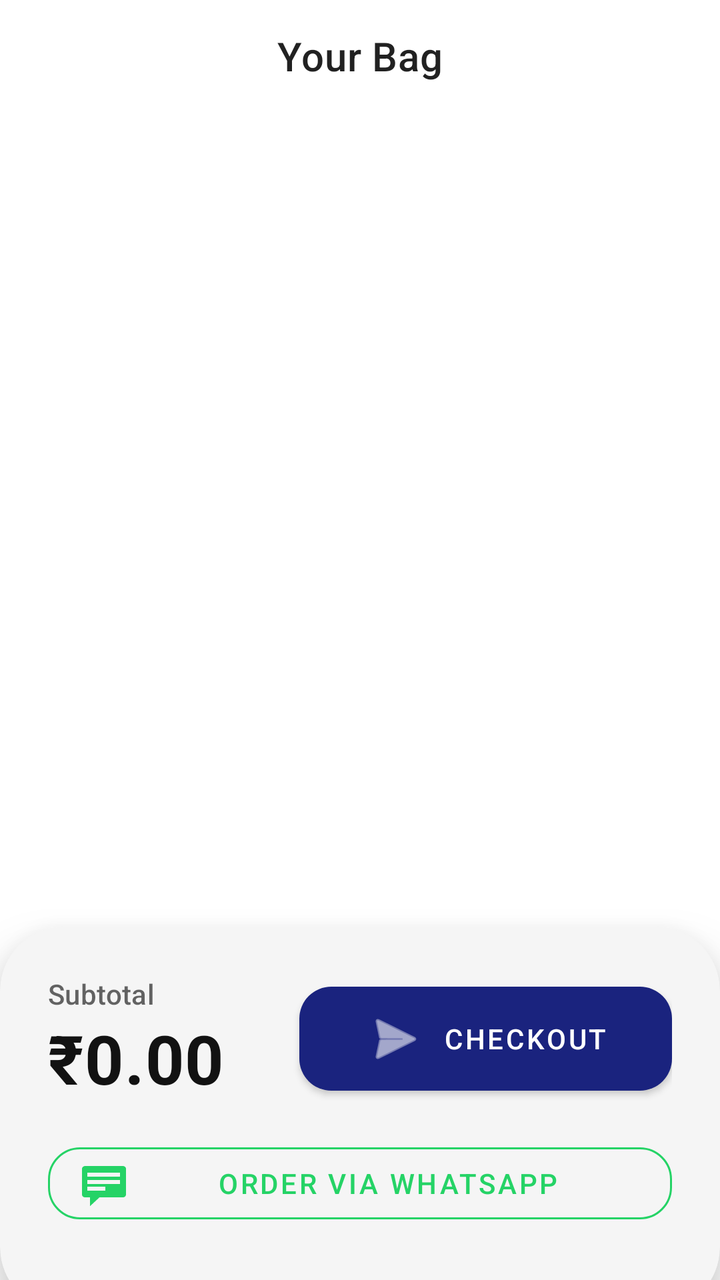
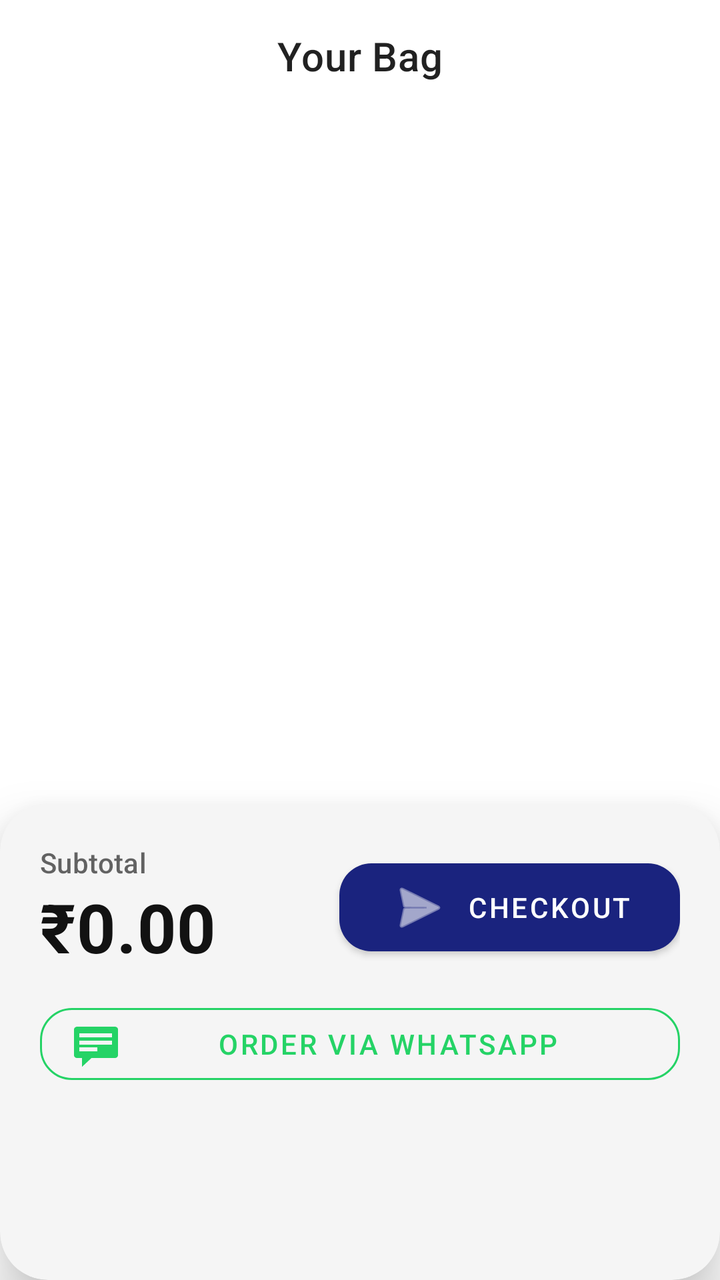

An Android layout rendered at two revisions. The XML below is the earlier revision; the diff shows what the commit changed to produce the second picture.
<!-- AndroidManifest.xml: application theme Theme.NewSamadhanShoeMart.Splash -->
<!-- res/layout/fragment_cart.xml -->
<?xml version="1.0" encoding="utf-8"?>
<androidx.coordinatorlayout.widget.CoordinatorLayout xmlns:android="http://schemas.android.com/apk/res/android"
    xmlns:app="http://schemas.android.com/apk/res-auto"
    xmlns:tools="http://schemas.android.com/tools"
    android:layout_width="match_parent"
    android:layout_height="match_parent"
    android:background="?attr/android:windowBackground"
    tools:context=".ui.cart.CartFragment">

    <com.google.android.material.appbar.AppBarLayout
        android:layout_width="match_parent"
        android:layout_height="wrap_content"
        android:background="@android:color/transparent"
        app:elevation="0dp">

        <com.google.android.material.appbar.MaterialToolbar
            android:id="@+id/toolbar"
            android:layout_width="match_parent"
            android:layout_height="?attr/actionBarSize"
            app:title="Your Bag"
            app:titleCentered="true"
            app:titleTextAppearance="@style/TextAppearance.MaterialComponents.Headline6" />

    </com.google.android.material.appbar.AppBarLayout>

    <androidx.recyclerview.widget.RecyclerView
        android:id="@+id/cart_recycler"
        android:layout_width="match_parent"
        android:layout_height="match_parent"
        android:clipToPadding="false"
        android:paddingTop="8dp"
        android:paddingBottom="200dp"
        app:layout_behavior="@string/appbar_scrolling_view_behavior"
        tools:listitem="@layout/item_cart" />

    <LinearLayout
        android:id="@+id/empty_cart_container"
        android:layout_width="wrap_content"
        android:layout_height="wrap_content"
        android:layout_gravity="center"
        android:gravity="center"
        android:orientation="vertical"
        android:visibility="gone">

        <com.google.android.material.imageview.ShapeableImageView
            android:layout_width="160dp"
            android:layout_height="160dp"
            android:alpha="0.2"
            android:src="@drawable/ic_collections_24"
            app:tint="?attr/colorOnSurface" />

        <TextView
            android:layout_width="wrap_content"
            android:layout_height="wrap_content"
            android:layout_marginTop="24dp"
            android:text="Your bag is empty"
            android:textAppearance="@style/TextAppearance.MaterialComponents.Headline5"
            android:textColor="?attr/colorOnSurface"
            android:alpha="0.6" />

        <com.google.android.material.button.MaterialButton
            android:id="@+id/btn_shop_now"
            style="@style/Widget.MaterialComponents.Button"
            android:layout_width="wrap_content"
            android:layout_height="wrap_content"
            android:layout_marginTop="16dp"
            android:text="Discover Products" />
    </LinearLayout>

    <com.google.android.material.card.MaterialCardView
        android:id="@+id/checkout_container"
        android:layout_width="match_parent"
        android:layout_height="wrap_content"
        android:layout_gravity="bottom"
        app:cardCornerRadius="32dp"
        app:cardElevation="16dp"
        android:layout_marginBottom="-16dp"
        app:contentPaddingBottom="16dp">

        <LinearLayout
            android:layout_width="match_parent"
            android:layout_height="wrap_content"
            android:orientation="vertical"
            android:padding="24dp">

            <LinearLayout
                android:layout_width="match_parent"
                android:layout_height="wrap_content"
                android:gravity="center_vertical"
                android:orientation="horizontal">

                <LinearLayout
                    android:layout_width="0dp"
                    android:layout_height="wrap_content"
                    android:layout_weight="1"
                    android:orientation="vertical">

                    <TextView
                        android:layout_width="wrap_content"
                        android:layout_height="wrap_content"
                        android:text="Subtotal"
                        android:textAppearance="@style/TextAppearance.MaterialComponents.Subtitle2"
                        android:textColor="?android:attr/textColorSecondary" />

                    <TextView
                        android:id="@+id/cart_total_price"
                        android:layout_width="wrap_content"
                        android:layout_height="wrap_content"
                        android:text="₹0.00"
                        android:textAppearance="@style/TextAppearance.MaterialComponents.Headline4"
                        android:textColor="?attr/colorOnSurface"
                        android:textStyle="bold" />
                </LinearLayout>

                <com.google.android.material.button.MaterialButton
                    android:id="@+id/btn_checkout"
                    android:layout_width="wrap_content"
                    android:layout_height="64dp"
                    android:paddingStart="32dp"
                    android:paddingEnd="32dp"
                    android:text="Checkout"
                    app:cornerRadius="16dp"
                    app:icon="@android:drawable/ic_menu_send" />
            </LinearLayout>

            <com.google.android.material.button.MaterialButton
                android:id="@+id/btn_whatsapp_cart"
                style="@style/Widget.MaterialComponents.Button.OutlinedButton"
                android:layout_width="match_parent"
                android:layout_height="wrap_content"
                android:layout_marginTop="16dp"
                android:text="Order via WhatsApp"
                app:icon="@android:drawable/stat_notify_chat"
                app:strokeColor="@color/whatsapp_green"
                android:textColor="@color/whatsapp_green"
                app:iconTint="@color/whatsapp_green"
                app:cornerRadius="16dp" />

        </LinearLayout>
    </com.google.android.material.card.MaterialCardView>

</androidx.coordinatorlayout.widget.CoordinatorLayout>
<!-- res/layout/item_cart.xml (included above) -->
<?xml version="1.0" encoding="utf-8"?>
<com.google.android.material.card.MaterialCardView xmlns:android="http://schemas.android.com/apk/res/android"
    xmlns:app="http://schemas.android.com/apk/res-auto"
    xmlns:tools="http://schemas.android.com/tools"
    android:layout_width="match_parent"
    android:layout_height="wrap_content"
    android:layout_marginHorizontal="12dp"
    android:layout_marginVertical="6dp"
    app:cardCornerRadius="12dp"
    app:cardElevation="2dp"
    app:strokeColor="#EEEEEE"
    app:strokeWidth="1dp">

    <LinearLayout
        android:layout_width="match_parent"
        android:layout_height="wrap_content"
        android:orientation="horizontal"
        android:padding="12dp">

        <com.google.android.material.card.MaterialCardView
            android:layout_width="100dp"
            android:layout_height="100dp"
            app:cardBackgroundColor="#F8F8F8"
            app:cardCornerRadius="8dp"
            app:cardElevation="0dp">

            <ImageView
                android:id="@+id/cart_item_image"
                android:layout_width="match_parent"
                android:layout_height="match_parent"
                android:padding="8dp"
                android:scaleType="fitCenter"
                android:src="@drawable/ic_launcher_background" />
        </com.google.android.material.card.MaterialCardView>

        <LinearLayout
            android:layout_width="0dp"
            android:layout_height="match_parent"
            android:layout_marginStart="12dp"
            android:layout_weight="1"
            android:orientation="vertical">

            <TextView
                android:id="@+id/cart_item_name"
                android:layout_width="match_parent"
                android:layout_height="wrap_content"
                android:ellipsize="end"
                android:maxLines="2"
                android:text="Product Name"
                android:textAppearance="@style/TextAppearance.MaterialComponents.Body1"
                android:textColor="@color/black"
                android:textStyle="bold" />

            <TextView
                android:id="@+id/cart_item_size"
                android:layout_width="match_parent"
                android:layout_height="wrap_content"
                android:layout_marginTop="2dp"
                android:text="Size: 8"
                android:textAppearance="@style/TextAppearance.MaterialComponents.Caption"
                android:textColor="#757575" />

            <View
                android:layout_width="match_parent"
                android:layout_height="0dp"
                android:layout_weight="1" />

            <LinearLayout
                android:layout_width="match_parent"
                android:layout_height="wrap_content"
                android:gravity="center_vertical"
                android:orientation="horizontal">

                <TextView
                    android:id="@+id/cart_item_price"
                    android:layout_width="0dp"
                    android:layout_height="wrap_content"
                    android:layout_weight="1"
                    android:text="₹1,499"
                    android:textAppearance="@style/TextAppearance.MaterialComponents.Subtitle1"
                    android:textColor="?attr/colorPrimary"
                    android:textStyle="bold" />

                <LinearLayout
                    android:layout_width="wrap_content"
                    android:layout_height="wrap_content"
                    android:background="@drawable/bg_white_circle"
                    android:backgroundTint="#F0F0F0"
                    android:gravity="center_vertical"
                    android:orientation="horizontal"
                    android:padding="2dp">

                    <ImageButton
                        android:id="@+id/btn_minus"
                        android:layout_width="28dp"
                        android:layout_height="28dp"
                        android:background="?attr/selectableItemBackgroundBorderless"
                        android:padding="6dp"
                        android:scaleType="fitCenter"
                        android:src="@drawable/ic_remove_24"
                        app:tint="@color/black" />

                    <TextView
                        android:id="@+id/cart_item_quantity"
                        android:layout_width="wrap_content"
                        android:layout_height="wrap_content"
                        android:layout_marginHorizontal="8dp"
                        android:minWidth="20dp"
                        android:text="1"
                        android:textAlignment="center"
                        android:textAppearance="@style/TextAppearance.MaterialComponents.Body2"
                        android:textColor="@color/black"
                        android:textStyle="bold" />

                    <ImageButton
                        android:id="@+id/btn_plus"
                        android:layout_width="28dp"
                        android:layout_height="28dp"
                        android:background="?attr/selectableItemBackgroundBorderless"
                        android:padding="6dp"
                        android:scaleType="fitCenter"
                        android:src="@drawable/ic_add_24"
                        app:tint="@color/black" />

                </LinearLayout>
            </LinearLayout>
        </LinearLayout>

        <ImageButton
            android:id="@+id/btn_remove"
            android:layout_width="32dp"
            android:layout_height="32dp"
            android:layout_gravity="top"
            android:background="?attr/selectableItemBackgroundBorderless"
            android:padding="6dp"
            android:scaleType="fitCenter"
            android:src="@drawable/ic_delete_24"
            app:tint="#D32F2F" />

    </LinearLayout>
</com.google.android.material.card.MaterialCardView>
<!-- resources referenced by this layout -->
<resources>
  <color name="black">#000000</color>
  <color name="whatsapp_green">#25D366</color>
  <!-- drawable bg_white_circle (drawable) -->
  <?xml version="1.0" encoding="utf-8"?>
  <shape xmlns:android="http://schemas.android.com/apk/res/android"
      android:shape="oval">
      <solid android:color="@android:color/white" />
  </shape>
  <!-- drawable ic_add_24 (drawable) -->
  <vector xmlns:android="http://schemas.android.com/apk/res/android"
      android:width="24dp"
      android:height="24dp"
      android:viewportWidth="24"
      android:viewportHeight="24"
      android:tint="?attr/colorControlNormal">
    <path
        android:fillColor="@android:color/white"
        android:pathData="M19,13h-6v6h-2v-6H5v-2h6V5h2v6h6v2z"/>
  </vector>
  <!-- drawable ic_collections_24 (drawable) -->
  <vector xmlns:android="http://schemas.android.com/apk/res/android"
      android:width="24dp"
      android:height="24dp"
      android:viewportWidth="24"
      android:viewportHeight="24"
      android:tint="?attr/colorControlNormal">
    <path
        android:fillColor="@android:color/white"
        android:pathData="M22,16V4c0,-1.1 -0.9,-2 -2,-2H8c-1.1,0 -2,0.9 -2,2v12c0,1.1 0.9,2 2,2h12c1.1,0 2,-0.9 2,-2zM11,12l2.03,2.71L16,11l4,5H8l3,-4zM2,6v14c0,1.1 0.9,2 2,2h14v-2H4V6H2z"/>
  </vector>
  <!-- drawable ic_delete_24 (drawable) -->
  <vector xmlns:android="http://schemas.android.com/apk/res/android"
      android:width="24dp"
      android:height="24dp"
      android:viewportWidth="24"
      android:viewportHeight="24"
      android:tint="?attr/colorControlNormal">
    <path
        android:fillColor="@android:color/white"
        android:pathData="M16,9v10H8V9H16M14.5,3h-5l-1,1H5v2h14V4h-3.5l-1,-1M18,7H6v12c0,1.1 0.9,2 2,2h8c1.1,0 2,-0.9 2,-2V7z"/>
  </vector>
  <!-- drawable ic_remove_24 (drawable) -->
  <vector xmlns:android="http://schemas.android.com/apk/res/android"
      android:width="24dp"
      android:height="24dp"
      android:viewportWidth="24"
      android:viewportHeight="24"
      android:tint="?attr/colorControlNormal">
    <path
        android:fillColor="@android:color/white"
        android:pathData="M19,13H5v-2h14v2z"/>
  </vector>
  <style name="Theme.NewSamadhanShoeMart.Splash" parent="Theme.NewSamadhanShoeMart.NoActionBar">
          <item name="android:windowBackground">@color/background</item>
          <item name="android:windowFullscreen">true</item>
          <item name="android:windowContentTransitions">true</item>
          
          <item name="android:windowSplashScreenAnimatedIcon" tools:targetApi="s">@android:color/transparent</item>
          <item name="android:windowSplashScreenBackground" tools:targetApi="s">@color/background</item>
      </style>
  <style name="Theme.NewSamadhanShoeMart.NoActionBar" parent="Theme.NewSamadhanShoeMart">
          <item name="windowActionBar">false</item>
          <item name="windowNoTitle">true</item>
      </style>
  <color name="background">#FFFFFF</color>
  <color name="primary">#1A237E</color>
  <color name="primary_variant">#0D47A1</color>
  <color name="onPrimary">#FFFFFF</color>
  <color name="secondary">#FFD600</color>
  <color name="secondary_variant">#FBC02D</color>
  <color name="onSecondary">#000000</color>
  <color name="surface">#F5F5F5</color>
  <color name="onSurface">#121212</color>
  <color name="onBackground">#121212</color>
  <color name="error">#B00020</color>
  <color name="onError">#FFFFFF</color>
  <style name="Widget.App.CardView" parent="Widget.MaterialComponents.CardView">
          <item name="cardElevation">2dp</item>
          <item name="cardCornerRadius">12dp</item>
          <item name="cardBackgroundColor">?attr/colorSurface</item>
          <item name="rippleColor">?attr/colorControlHighlight</item>
      </style>
  <color name="gray_light">#EEEEEE</color>
  <color name="gray_text">#757575</color>
  <color name="divider">#E0E0E0</color>
  <!-- unchanged entries left out for length: 2 -->
</resources>

<!-- the commit's change to res/layout/fragment_cart.xml (unified diff, before → after) -->
@@ -1,5 +1,5 @@
 <?xml version="1.0" encoding="utf-8"?>
-<androidx.coordinatorlayout.widget.CoordinatorLayout xmlns:android="http://schemas.android.com/apk/res/android"
+<RelativeLayout xmlns:android="http://schemas.android.com/apk/res/android"
     xmlns:app="http://schemas.android.com/apk/res-auto"
     xmlns:tools="http://schemas.android.com/tools"
     android:layout_width="match_parent"
@@ -7,37 +7,31 @@
     android:background="?attr/android:windowBackground"
     tools:context=".ui.cart.CartFragment">
 
-    <com.google.android.material.appbar.AppBarLayout
+    <com.google.android.material.appbar.MaterialToolbar
+        android:id="@+id/toolbar"
         android:layout_width="match_parent"
-        android:layout_height="wrap_content"
-        android:background="@android:color/transparent"
-        app:elevation="0dp">
-
-        <com.google.android.material.appbar.MaterialToolbar
-            android:id="@+id/toolbar"
-            android:layout_width="match_parent"
-            android:layout_height="?attr/actionBarSize"
-            app:title="Your Bag"
-            app:titleCentered="true"
-            app:titleTextAppearance="@style/TextAppearance.MaterialComponents.Headline6" />
-
-    </com.google.android.material.appbar.AppBarLayout>
+        android:layout_height="?attr/actionBarSize"
+        android:layout_alignParentTop="true"
+        app:title="Your Bag"
+        app:titleCentered="true"
+        app:titleTextAppearance="@style/TextAppearance.MaterialComponents.Headline6" />
 
     <androidx.recyclerview.widget.RecyclerView
         android:id="@+id/cart_recycler"
         android:layout_width="match_parent"
         android:layout_height="match_parent"
+        android:layout_below="@id/toolbar"
+        android:layout_above="@id/checkout_container"
         android:clipToPadding="false"
         android:paddingTop="8dp"
-        android:paddingBottom="200dp"
-        app:layout_behavior="@string/appbar_scrolling_view_behavior"
+        android:paddingBottom="16dp"
         tools:listitem="@layout/item_cart" />
 
     <LinearLayout
         android:id="@+id/empty_cart_container"
         android:layout_width="wrap_content"
         android:layout_height="wrap_content"
-        android:layout_gravity="center"
+        android:layout_centerInParent="true"
         android:gravity="center"
         android:orientation="vertical"
         android:visibility="gone">
@@ -71,17 +65,16 @@
         android:id="@+id/checkout_container"
         android:layout_width="match_parent"
         android:layout_height="wrap_content"
-        android:layout_gravity="bottom"
-        app:cardCornerRadius="32dp"
+        android:layout_alignParentBottom="true"
+        app:cardCornerRadius="24dp"
         app:cardElevation="16dp"
-        android:layout_marginBottom="-16dp"
         app:contentPaddingBottom="16dp">
 
         <LinearLayout
             android:layout_width="match_parent"
             android:layout_height="wrap_content"
             android:orientation="vertical"
-            android:padding="24dp">
+            android:padding="20dp">
 
             <LinearLayout
                 android:layout_width="match_parent"
@@ -115,9 +108,9 @@
                 <com.google.android.material.button.MaterialButton
                     android:id="@+id/btn_checkout"
                     android:layout_width="wrap_content"
-                    android:layout_height="64dp"
-                    android:paddingStart="32dp"
-                    android:paddingEnd="32dp"
+                    android:layout_height="56dp"
+                    android:paddingStart="24dp"
+                    android:paddingEnd="24dp"
                     android:text="Checkout"
                     app:cornerRadius="16dp"
                     app:icon="@android:drawable/ic_menu_send" />
@@ -128,7 +121,7 @@
                 style="@style/Widget.MaterialComponents.Button.OutlinedButton"
                 android:layout_width="match_parent"
                 android:layout_height="wrap_content"
-                android:layout_marginTop="16dp"
+                android:layout_marginTop="12dp"
                 android:text="Order via WhatsApp"
                 app:icon="@android:drawable/stat_notify_chat"
                 app:strokeColor="@color/whatsapp_green"
@@ -136,10 +129,17 @@
                 app:iconTint="@color/whatsapp_green"
                 app:cornerRadius="16dp" />
 
+            <FrameLayout
+                android:id="@+id/cart_ad_container"
+                android:layout_width="match_parent"
+                android:layout_height="wrap_content"
+                android:layout_marginTop="8dp"
+                android:minHeight="50dp" />
+
         </LinearLayout>
     </com.google.android.material.card.MaterialCardView>
 
-</androidx.coordinatorlayout.widget.CoordinatorLayout>
+</RelativeLayout>
 <!-- res/layout/item_cart.xml (included above) -->
 <?xml version="1.0" encoding="utf-8"?>
 <com.google.android.material.card.MaterialCardView xmlns:android="http://schemas.android.com/apk/res/android"
@@ -149,136 +149,164 @@
     android:layout_height="wrap_content"
     android:layout_marginHorizontal="12dp"
     android:layout_marginVertical="6dp"
-    app:cardCornerRadius="12dp"
-    app:cardElevation="2dp"
+    app:cardCornerRadius="16dp"
+    app:cardElevation="3dp"
     app:strokeColor="#EEEEEE"
     app:strokeWidth="1dp">
 
     <LinearLayout
         android:layout_width="match_parent"
         android:layout_height="wrap_content"
-        android:orientation="horizontal"
+        android:orientation="vertical"
         android:padding="12dp">
 
-        <com.google.android.material.card.MaterialCardView
-            android:layout_width="100dp"
-            android:layout_height="100dp"
-            app:cardBackgroundColor="#F8F8F8"
-            app:cardCornerRadius="8dp"
-            app:cardElevation="0dp">
-
-            <ImageView
-                android:id="@+id/cart_item_image"
-                android:layout_width="match_parent"
+        <LinearLayout
+            android:layout_width="match_parent"
+            android:layout_height="wrap_content"
+            android:orientation="horizontal">
+
+            <com.google.android.material.card.MaterialCardView
+                android:layout_width="96dp"
+                android:layout_height="96dp"
+                app:cardBackgroundColor="#F8F8F8"
+                app:cardCornerRadius="12dp"
+                app:cardElevation="0dp">
+
+                <ImageView
+                    android:id="@+id/cart_item_image"
+                    android:layout_width="match_parent"
+                    android:layout_height="match_parent"
+                    android:padding="8dp"
+                    android:scaleType="fitCenter"
+                    android:src="@drawable/ic_launcher_background" />
+            </com.google.android.material.card.MaterialCardView>
+
+            <LinearLayout
+                android:layout_width="0dp"
                 android:layout_height="match_parent"
-                android:padding="8dp"
-                android:scaleType="fitCenter"
-                android:src="@drawable/ic_launcher_background" />
-        </com.google.android.material.card.MaterialCardView>
-
-        <LinearLayout
-            android:layout_width="0dp"
-            android:layout_height="match_parent"
-            android:layout_marginStart="12dp"
-            android:layout_weight="1"
-            android:orientation="vertical">
-
-            <TextView
-                android:id="@+id/cart_item_name"
-                android:layout_width="match_parent"
-                android:layout_height="wrap_content"
-                android:ellipsize="end"
-                android:maxLines="2"
-                android:text="Product Name"
-                android:textAppearance="@style/TextAppearance.MaterialComponents.Body1"
-                android:textColor="@color/black"
-                android:textStyle="bold" />
-
-            <TextView
-                android:id="@+id/cart_item_size"
-                android:layout_width="match_parent"
-                android:layout_height="wrap_content"
-                android:layout_marginTop="2dp"
-                android:text="Size: 8"
-                android:textAppearance="@style/TextAppearance.MaterialComponents.Caption"
-                android:textColor="#757575" />
-
-            <View
-                android:layout_width="match_parent"
-                android:layout_height="0dp"
-                android:layout_weight="1" />
-
-            <LinearLayout
-                android:layout_width="match_parent"
-                android:layout_height="wrap_content"
-                android:gravity="center_vertical"
-                android:orientation="horizontal">
+                android:layout_marginStart="12dp"
+                android:layout_weight="1"
+                android:orientation="vertical">
 
                 <TextView
-                    android:id="@+id/cart_item_price"
-                    android:layout_width="0dp"
+                    android:id="@+id/cart_item_name"
+                    android:layout_width="match_parent"
                     android:layout_height="wrap_content"
-                    android:layout_weight="1"
-                    android:text="₹1,499"
-                    android:textAppearance="@style/TextAppearance.MaterialComponents.Subtitle1"
-                    android:textColor="?attr/colorPrimary"
+                    android:ellipsize="end"
+                    android:maxLines="2"
+                    android:text="Product Name"
+                    android:textAppearance="@style/TextAppearance.MaterialComponents.Body1"
+                    android:textColor="@color/black"
                     android:textStyle="bold" />
 
+                <TextView
+                    android:id="@+id/cart_item_size"
+                    android:layout_width="match_parent"
+                    android:layout_height="wrap_content"
+                    android:layout_marginTop="2dp"
+                    android:text="Size: 8"
+                    android:textAppearance="@style/TextAppearance.MaterialComponents.Caption"
+                    android:textColor="#757575" />
+
+                <View
+                    android:layout_width="match_parent"
+                    android:layout_height="0dp"
+                    android:layout_weight="1" />
+
                 <LinearLayout
-                    android:layout_width="wrap_content"
+                    android:layout_width="match_parent"
                     android:layout_height="wrap_content"
-                    android:background="@drawable/bg_white_circle"
-                    android:backgroundTint="#F0F0F0"
                     android:gravity="center_vertical"
-                    android:orientation="horizontal"
-                    android:padding="2dp">
-
-                    <ImageButton
-                        android:id="@+id/btn_minus"
-                        android:layout_width="28dp"
-                        android:layout_height="28dp"
-                        android:background="?attr/selectableItemBackgroundBorderless"
-                        android:padding="6dp"
-                        android:scaleType="fitCenter"
-                        android:src="@drawable/ic_remove_24"
-                        app:tint="@color/black" />
+                    android:orientation="horizontal">
 
                     <TextView
-                        android:id="@+id/cart_item_quantity"
+                        android:id="@+id/cart_item_price"
+                        android:layout_width="0dp"
+                        android:layout_height="wrap_content"
+                        android:layout_weight="1"
+                        android:text="₹1,499"
+                        android:textAppearance="@style/TextAppearance.MaterialComponents.Subtitle1"
+                        android:textColor="?attr/colorPrimary"
+                        android:textStyle="bold" />
+
+                    <LinearLayout
                         android:layout_width="wrap_content"
                         android:layout_height="wrap_content"
-                        android:layout_marginHorizontal="8dp"
-                        android:minWidth="20dp"
-                        android:text="1"
-                        android:textAlignment="center"
-                        android:textAppearance="@style/TextAppearance.MaterialComponents.Body2"
-                        android:textColor="@color/black"
-                        android:textStyle="bold" />
-
-                    <ImageButton
-                        android:id="@+id/btn_plus"
-                        android:layout_width="28dp"
-                        android:layout_height="28dp"
-                        android:background="?attr/selectableItemBackgroundBorderless"
-                        android:padding="6dp"
-                        android:scaleType="fitCenter"
-                        android:src="@drawable/ic_add_24"
-                        app:tint="@color/black" />
-
+                        android:background="@drawable/bg_white_circle"
+                        android:backgroundTint="#F0F0F0"
+                        android:gravity="center_vertical"
+                        android:orientation="horizontal"
+                        android:padding="2dp">
+
+                        <ImageButton
+                            android:id="@+id/btn_minus"
+                            android:layout_width="28dp"
+                            android:layout_height="28dp"
+                            android:background="?attr/selectableItemBackgroundBorderless"
+                            android:padding="6dp"
+                            android:scaleType="fitCenter"
+                            android:src="@drawable/ic_remove_24"
+                            app:tint="@color/black" />
+
+                        <TextView
+                            android:id="@+id/cart_item_quantity"
+                            android:layout_width="wrap_content"
+                            android:layout_height="wrap_content"
+                            android:layout_marginHorizontal="8dp"
+                            android:minWidth="20dp"
+                            android:text="1"
+                            android:textAlignment="center"
+                            android:textAppearance="@style/TextAppearance.MaterialComponents.Body2"
+                            android:textColor="@color/black"
+                            android:textStyle="bold" />
+
+                        <ImageButton
+                            android:id="@+id/btn_plus"
+                            android:layout_width="28dp"
+                            android:layout_height="28dp"
+                            android:background="?attr/selectableItemBackgroundBorderless"
+                            android:padding="6dp"
+                            android:scaleType="fitCenter"
+                            android:src="@drawable/ic_add_24"
+                            app:tint="@color/black" />
+
+                    </LinearLayout>
                 </LinearLayout>
             </LinearLayout>
+
+            <ImageButton
+                android:id="@+id/btn_remove"
+                android:layout_width="32dp"
+                android:layout_height="32dp"
+                android:layout_gravity="top"
+                android:background="?attr/selectableItemBackgroundBorderless"
+                android:padding="6dp"
+                android:scaleType="fitCenter"
+                android:src="@drawable/ic_delete_24"
+                app:tint="#D32F2F" />
+
         </LinearLayout>
 
-        <ImageButton
-            android:id="@+id/btn_remove"
-            android:layout_width="32dp"
-            android:layout_height="32dp"
-            android:layout_gravity="top"
-            android:background="?attr/selectableItemBackgroundBorderless"
-            android:padding="6dp"
-            android:scaleType="fitCenter"
-            android:src="@drawable/ic_delete_24"
-            app:tint="#D32F2F" />
+        
+        <LinearLayout
+            android:layout_width="match_parent"
+            android:layout_height="wrap_content"
+            android:layout_marginTop="8dp"
+            android:gravity="end">
+
+            <com.google.android.material.button.MaterialButton
+                android:id="@+id/btn_buy_this"
+                style="@style/Widget.MaterialComponents.Button.TextButton"
+                android:layout_width="wrap_content"
+                android:layout_height="36dp"
+                android:paddingHorizontal="12dp"
+                android:text="Buy Only This ⚡"
+                android:textColor="@color/whatsapp_green"
+                android:textSize="12sp"
+                android:textStyle="bold"
+                app:icon="@android:drawable/stat_notify_chat"
+                app:iconTint="@color/whatsapp_green" />
+        </LinearLayout>
 
     </LinearLayout>
 </com.google.android.material.card.MaterialCardView>
